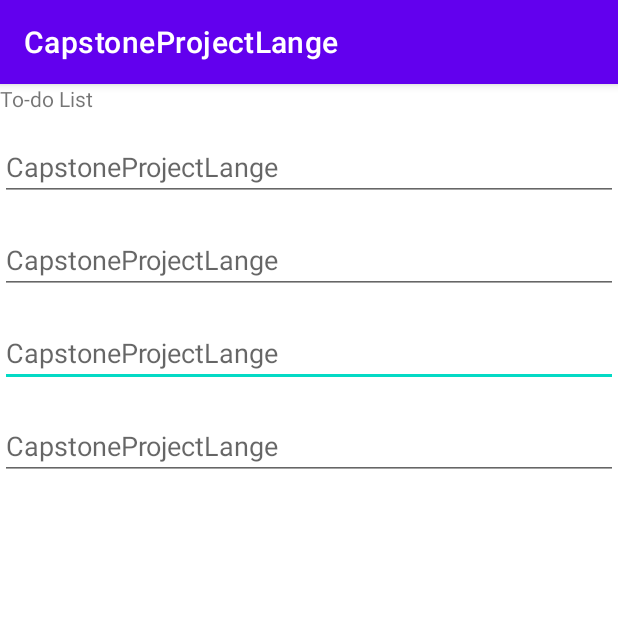
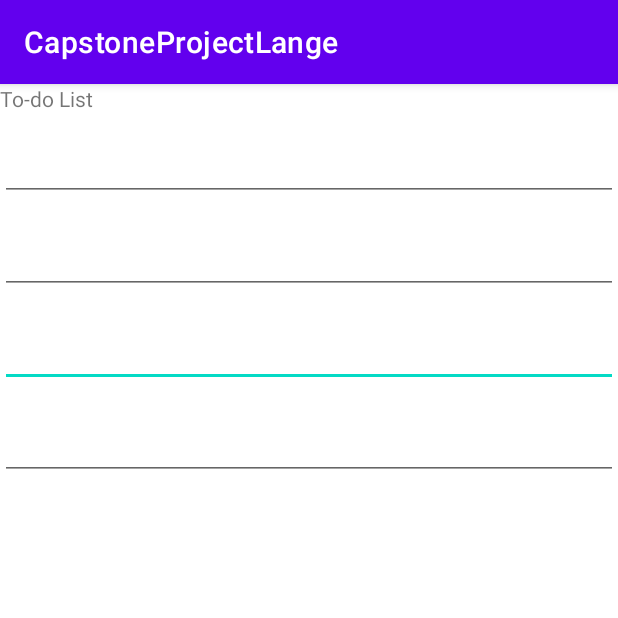
Before and after one commit to CanielDarkk/CapstoneLange, an Android app: the screen it shows after launch (MainActivity), on a phone screen of 412 x 824 dp, the top half of it. Run offline under Robolectric (Android 15) with nearby library versions, the phone set to English and light mode, and no system bars.

Commit message:
Fixed Edit Text

```diff
--- a/Capstone Report/app/src/main/res/layout/activity_main.xml
+++ b/Capstone Report/app/src/main/res/layout/activity_main.xml
@@ -19,7 +19,7 @@
         android:id="@+id/user_input_action_view"
         android:layout_width="match_parent"
         android:layout_height="wrap_content"
-        android:hint="@string/app_name"
+        android:hint=" "
         android:inputType="text"
         app:layout_constraintBottom_toBottomOf="@+id/textView"
         app:layout_constraintTop_toTopOf="parent"
@@ -30,7 +30,7 @@
         android:id="@+id/user_input_action_view2"
         android:layout_width="match_parent"
         android:layout_height="wrap_content"
-        android:hint="@string/app_name"
+        android:hint=" "
         android:inputType="text"
         app:layout_constraintBottom_toBottomOf="@+id/textView"
         app:layout_constraintTop_toTopOf="parent"
@@ -41,7 +41,7 @@
         android:id="@+id/user_input_action_view3"
         android:layout_width="match_parent"
         android:layout_height="wrap_content"
-        android:hint="@string/app_name"
+        android:hint=" "
         android:inputType="text"
         app:layout_constraintBottom_toBottomOf="@+id/textView"
         app:layout_constraintTop_toTopOf="parent"
@@ -52,7 +52,7 @@
         android:id="@+id/user_input_action_view4"
         android:layout_width="match_parent"
         android:layout_height="wrap_content"
-        android:hint="@string/app_name"
+        android:hint=" "
         android:inputType="text"
         app:layout_constraintBottom_toBottomOf="@+id/textView"
         app:layout_constraintTop_toTopOf="parent"
@@ -60,6 +60,4 @@
         tools:layout_editor_absoluteX="0dp" />
 
 
-
-
 </androidx.constraintlayout.widget.ConstraintLayout>
```
